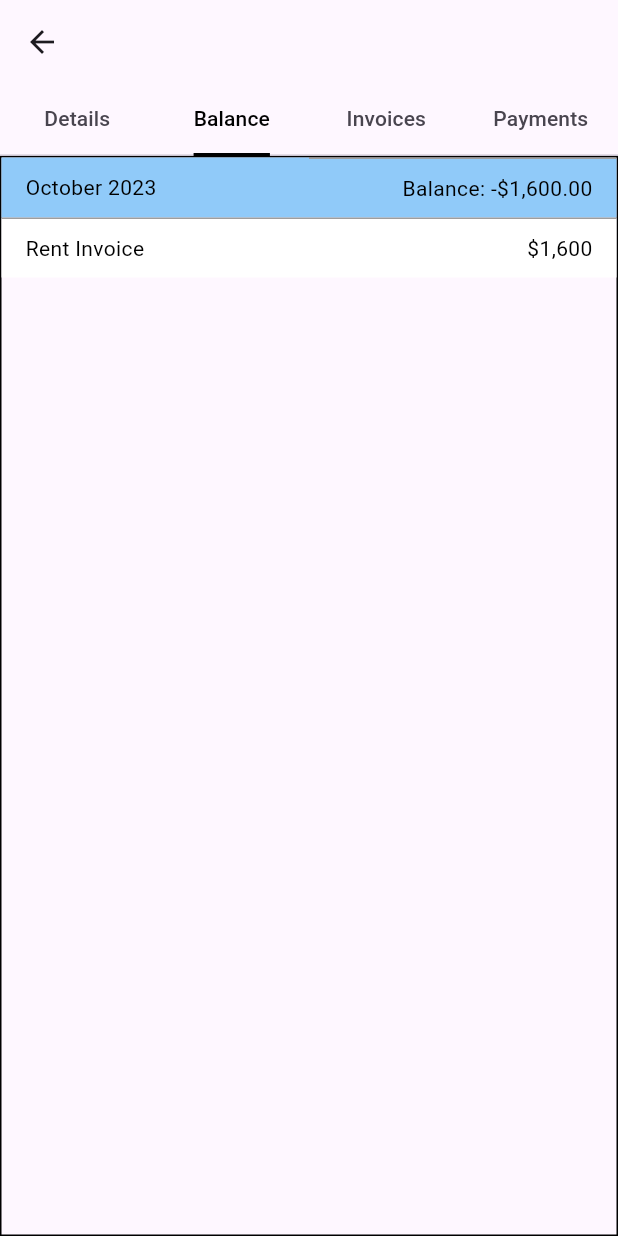
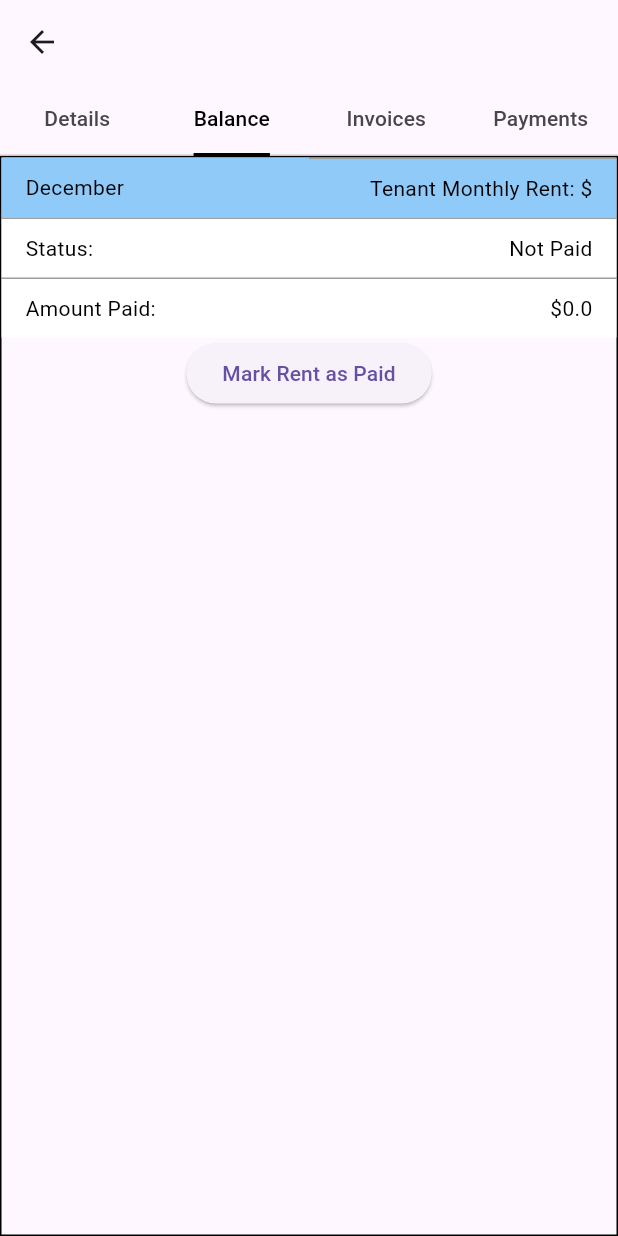
Before and after one commit to harsh1715/PropertyPal, a Flutter app: the RemindersDetails screen opened directly with empty values, tab 2 chosen, on a phone screen of 412 x 824 dp. Run offline on Flutter 3.47's test engine with Material 3 defaults, Android fonts, the phone set to English and light mode, and no system bars; our stand-ins replace cloud_firestore, firebase_auth, firebase_core, flutter_local_notifications, flutter_svg, timezone; accounts and stored records are empty.

Commit message:
Implemented Rent Paid on Balance Tab

```diff
--- a/lib/screens/reminder/BalanceTab.dart
+++ b/lib/screens/reminder/BalanceTab.dart
@@ -1,7 +1,31 @@
+import 'package:cloud_firestore/cloud_firestore.dart';
+import 'package:firebase_auth/firebase_auth.dart';
 import 'package:flutter/material.dart';
+import 'package:intl/intl.dart';
 
-class BalanceTab extends StatelessWidget {
-  const BalanceTab({Key? key});
+class BalanceTab extends StatefulWidget {
+  final Map<String, dynamic> propertyInfo;
+  final VoidCallback onMarkPaid;
+
+  const BalanceTab({
+    Key? key,
+    required this.propertyInfo,
+    required this.onMarkPaid,
+  }) : super(key: key);
+
+  @override
+  _BalanceTabState createState() => _BalanceTabState();
+}
+
+class _BalanceTabState extends State<BalanceTab> {
+  bool rentPaid = false;
+  double rentAmountValue = 0.0;
+
+  @override
+  void initState() {
+    super.initState();
+    _getBalanceText(widget.propertyInfo['propertyId'], _getCurrentMonth());
+  }
 
   @override
   Widget build(BuildContext context) {
@@ -20,16 +44,17 @@ class BalanceTab extends StatelessWidget {
                   decoration: BoxDecoration(
                     color: Colors.blue.shade200,
                   ),
-                  child: const Align(
+                  child: Align(
                     alignment: Alignment.centerLeft,
                     child: Padding(
                       padding: EdgeInsets.only(left: 16),
                       child: Text(
-                        "October 2023",
+                        _getCurrentMonth(),
                         style: TextStyle(
                           color: Colors.black,
                         ),
                       ),
+
                     ),
                   ),
                 ),
@@ -48,13 +73,14 @@ class BalanceTab extends StatelessWidget {
                     child: Padding(
                       padding: EdgeInsets.only(right: 16),
                       child: Text(
-                        "Balance: -\$1,600.00",
+                        "Tenant Monthly Rent: \$${widget.propertyInfo['tenantRent']}",
                         style: TextStyle(
                           color: Colors.black,
                         ),
                       ),
                     ),
                   ),
+
                 ),
               ),
             ],
@@ -76,7 +102,7 @@ class BalanceTab extends StatelessWidget {
                     child: Padding(
                       padding: EdgeInsets.only(left: 16),
                       child: Text(
-                        "Rent Invoice",
+                        "Status:",
                         style: TextStyle(
                           color: Colors.black,
                         ),
@@ -99,7 +125,7 @@ class BalanceTab extends StatelessWidget {
                     child: Padding(
                       padding: EdgeInsets.only(right: 16),
                       child: Text(
-                        "\$1,600",
+                        '${rentPaid ? 'Paid' : 'Not Paid'}',
                         style: TextStyle(
                           color: Colors.black,
                         ),
@@ -110,9 +136,103 @@ class BalanceTab extends StatelessWidget {
               ),
             ],
           ),
-          // Other details can go here...
+          Row(
+            children: [
+              Expanded(
+                child: Container(
+                  height: 40,
+                  decoration: BoxDecoration(
+                    color: Colors.white,
+                    border: Border(
+                      top: BorderSide(color: Colors.grey),
+                    ),
+                  ),
+                  child: Align(
+                    alignment: Alignment.centerLeft,
+                    child: Padding(
+                      padding: EdgeInsets.only(left: 16),
+                      child: Text(
+                        "Amount Paid:",
+                        style: TextStyle(
+                          color: Colors.black,
+                        ),
+                      ),
+                    ),
+                  ),
+                ),
+              ),
+              Expanded(
+                child: Container(
+                  height: 40,
+                  decoration: BoxDecoration(
+                    color: Colors.white,
+                    border: Border(
+                      top: BorderSide(color: Colors.grey),
+                    ),
+                  ),
+                  child: Align(
+                    alignment: Alignment.centerRight,
+                    child: Padding(
+                      padding: EdgeInsets.only(right: 16),
+                      child: Text(
+                        '\$${rentAmountValue}',
+                        style: TextStyle(
+                          color: Colors.black,
+                        ),
+                      ),
+                    ),
+                  ),
+                ),
+              ),
+            ],
+          ),
+
+          ElevatedButton(
+            onPressed: () {
+              widget.onMarkPaid();
+              _getBalanceText(widget.propertyInfo['propertyId'], _getCurrentMonth());
+            },
+            child: Text('Mark Rent as Paid'),
+          ),
         ],
       ),
     );
   }
+
+  String _getCurrentMonth() {
+    DateTime now = DateTime.now();
+    String currentMonth = DateFormat('MMMM').format(now);
+    return currentMonth;
+  }
+
+
+  Future<void> _getBalanceText(String propertyId, String documentField) async {
+    final userID = FirebaseAuth.instance.currentUser!.uid;
+
+    try {
+      final snapshot = await FirebaseFirestore.instance
+          .collection('users')
+          .doc(userID)
+          .collection('properties')
+          .doc(propertyId)
+          .collection('monthlyDetails')
+          .doc(_getCurrentMonth())
+          .get();
+
+      if (snapshot.exists) {
+        final bool isRentPaid = snapshot.data()?['paid'] ?? false;
+        final double rentAmount = double.parse(snapshot.data()?['rent'] ?? '0.0');
+
+        setState(() {
+          rentPaid = isRentPaid;
+          rentAmountValue = rentAmount;
+        });
+      } else {
+        print('Document does not exist');
+      }
+    } catch (error) {
+      print('Error getting rent details: $error');
+    }
+  }
+
 }
```
Also changed, not shown: lib/screens/reminder/details/property_details.dart (+33 -9 lines), lib/screens/reminder/details/unit_details.dart (+3 -8 lines).
